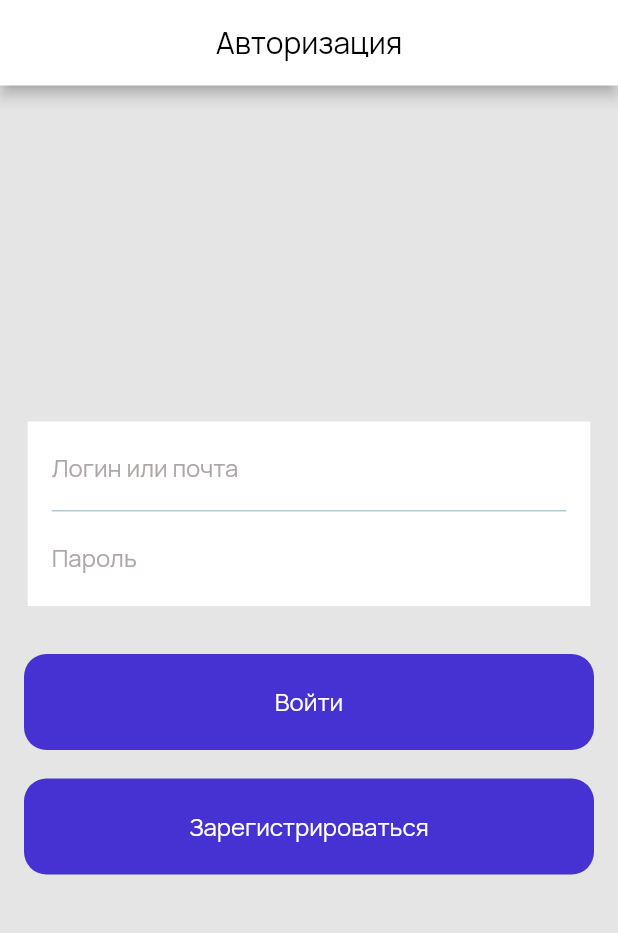
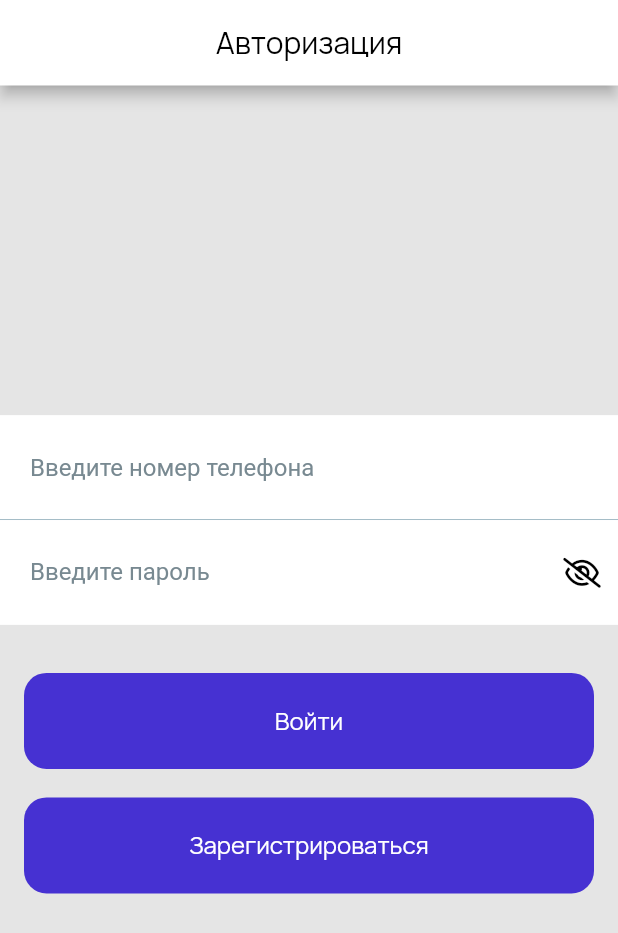
Before and after one commit to blacKKiller080/TestTask, a Flutter app: the screen it shows after launch, on a phone screen of 412 x 824 dp. Shown: the top 933 px of the screen. Run offline on Flutter 3.47's test engine with Material 2 defaults, Android fonts, the phone set to English and light mode, and no system bars; our stand-ins replace flutter_svg, font_awesome_flutter, google_fonts, mask_text_input_formatter, sizer.

Commit message:
Authorization Input Fixed

```diff
--- /dev/null
+++ b/lib/core/components/common_input.dart
@@ -0,0 +1,216 @@
+import 'package:flutter/material.dart';
+import 'package:flutter/services.dart';
+import 'package:flutter/widgets.dart';
+import 'package:font_awesome_flutter/font_awesome_flutter.dart';
+
+import '../constants/styles.dart';
+
+class CommonInput extends StatefulWidget {
+  final String text;
+  final InputType type;
+  final bool isLabelTextOn;
+  final TextEditingController? controller;
+  final List<TextInputFormatter>? formatters;
+  final Function? validator;
+  final void Function(String value)? onChanged;
+  final int? maxLines;
+  final bool isSearch;
+  final bool editable;
+  final String? initialValue;
+  final Color? customColor;
+  final void Function(String value)? onSubmitted;
+  final EdgeInsets? margin;
+  double contentPaddingVertical;
+  double borderRadius;
+  FontWeight fontWeight;
+  int borderAlpha;
+
+  CommonInput(
+    this.text, {
+    this.type = InputType.TEXT,
+    this.controller,
+    this.isLabelTextOn = false,
+    this.validator,
+    this.formatters,
+    this.onChanged,
+    this.maxLines,
+    this.initialValue,
+    this.editable = true,
+    this.customColor,
+    this.onSubmitted,
+    this.margin,
+    this.isSearch = false,
+    this.contentPaddingVertical = 18.0,
+    this.borderRadius = 10,
+    this.fontWeight = FontWeight.normal,
+    this.borderAlpha = 255,
+  });
+
+  @override
+  _CommonInputState createState() => _CommonInputState();
+}
+
+class _CommonInputState extends State<CommonInput> {
+  bool _isTextNotObscured = false;
+
+  @override
+  Widget build(BuildContext context) {
+    return Container(
+      margin: widget.margin,
+      child: Column(
+        crossAxisAlignment: CrossAxisAlignment.start,
+        children: [
+          widget.isLabelTextOn
+              ? Padding(
+                  padding: const EdgeInsets.symmetric(vertical: 8),
+                  child: Text(
+                    this.widget.text,
+                    style: TextStyle(
+                      fontSize: 14,
+                      fontWeight: widget.fontWeight,
+                      color: widget.customColor == null
+                          ? Styles.k_white_color
+                          : widget.customColor,
+                    ),
+                  ),
+                )
+              : Container(),
+          TextFormField(
+            onFieldSubmitted: widget.onSubmitted,
+            onChanged: widget.onChanged,
+            controller: widget.controller,
+            style: TextStyle(fontSize: 16, color: Styles.k_black),
+            maxLines: widget.maxLines != null ? widget.maxLines : 1,
+            inputFormatters: _getInputFormatters(),
+            keyboardType: _getKeyBoardType(this.widget.type),
+            obscuringCharacter: "*",
+            obscureText: isPasswordInput() && !_isTextNotObscured,
+            initialValue: widget.initialValue,
+            enabled: widget.editable,
+            decoration: InputDecoration(
+              fillColor: Colors.white,
+              filled: true,
+              suffixIcon: isPasswordInput()
+                  ? GestureDetector(
+                      onTap: () {
+                        this._isTextNotObscured = !this._isTextNotObscured;
+                        setState(() {});
+                      },
+                      child: Padding(
+                        padding: EdgeInsets.only(
+                            top: 0), // add padding to adjust icon
+                        child: Icon(
+                          _isTextNotObscured
+                              ? FontAwesomeIcons.eye
+                              : FontAwesomeIcons.eyeSlash,
+                          color: Colors.black,
+                          size: 20,
+                        ),
+                      ),
+                    )
+                  : null,
+              prefixIcon: widget.isSearch
+                  ? Padding(
+                      padding:
+                          EdgeInsets.only(top: 0), // add padding to adjust icon
+                      child: Icon(Icons.search),
+                    )
+                  : null,
+              contentPadding: EdgeInsets.symmetric(
+                  vertical: widget.contentPaddingVertical, horizontal: 20),
+              hintText: this.widget.text,
+              hintStyle: TextStyle(
+                fontSize: 16,
+                color: Styles.k_text_secondary_color,
+              ),
+              alignLabelWithHint: false,
+              enabledBorder: OutlineInputBorder(
+                borderSide: BorderSide(
+                  color: Styles.k_white_color,
+                ),
+                borderRadius:
+                    BorderRadius.all(Radius.circular(widget.borderRadius)),
+              ),
+              errorBorder: OutlineInputBorder(
+                borderSide: BorderSide(
+                  color: Colors.red,
+                ),
+                borderRadius:
+                    BorderRadius.all(Radius.circular(widget.borderRadius)),
+              ),
+              focusedErrorBorder: OutlineInputBorder(
+                borderSide: BorderSide(
+                  color: Colors.red,
+                ),
+                borderRadius:
+                    BorderRadius.all(Radius.circular(widget.borderRadius)),
+              ),
+              focusedBorder: OutlineInputBorder(
+                borderSide: BorderSide(
+                  color: widget.customColor ?? Styles.k_text_primary_color,
+                ),
+                borderRadius:
+                    BorderRadius.all(Radius.circular(widget.borderRadius)),
+              ),
+              disabledBorder: OutlineInputBorder(
+                borderSide: BorderSide(
+                  color: widget.customColor ?? Styles.k_text_primary_color,
+                ),
+                borderRadius:
+                    BorderRadius.all(Radius.circular(widget.borderRadius)),
+              ),
+            ),
+          ),
+        ],
+      ),
+      decoration: BoxDecoration(
+        border: BorderDirectional(
+          bottom: BorderSide(
+              color: Color.fromARGB(widget.borderAlpha, 165, 189, 199),
+              width: 0.8),
+        ),
+      ),
+    );
+  }
+
+  List<TextInputFormatter> _getInputFormatters() {
+    return widget.formatters ?? [];
+  }
+
+  bool isPasswordInput() {
+    return widget.type == InputType.PASSWORD;
+  }
+
+  TextInputType _getKeyBoardType(InputType type) {
+    TextInputType textType;
+
+    switch (type) {
+      case InputType.EMAIL:
+        textType = TextInputType.emailAddress;
+        break;
+      case InputType.NUMBER:
+        textType = TextInputType.numberWithOptions(decimal: true, signed: true);
+        break;
+      case InputType.NUMBER_WITH_OPTIONS:
+        textType = TextInputType.numberWithOptions(decimal: true, signed: true);
+        break;
+      case InputType.PHONE:
+        textType = TextInputType.number;
+        break;
+      default:
+        textType = TextInputType.text;
+    }
+
+    return textType;
+  }
+}
+
+enum InputType {
+  TEXT,
+  PASSWORD,
+  EMAIL,
+  NUMBER,
+  NUMBER_WITH_OPTIONS,
+  PHONE,
+  TIME
+}
--- /dev/null
+++ b/lib/core/helper/input_helper.dart
@@ -0,0 +1,32 @@
+import 'dart:developer';
+
+import 'package:mask_text_input_formatter/mask_text_input_formatter.dart';
+
+class InputHelper {
+  static MaskTextInputFormatter maskTextInputFormatter() {
+    return MaskTextInputFormatter(
+      mask: "+# (###) ###-##-##",
+      filter: {
+        "#": RegExp(r'[0-9]'),
+      },
+    );
+  }
+
+  static MaskTextInputFormatter dateTextInputFormatter() {
+    return MaskTextInputFormatter(
+      mask: "##.##.####",
+      filter: {
+        "#": RegExp(r'[0-9]'),
+      },
+    );
+  }
+
+  static MaskTextInputFormatter bankTextInputFormatter() {
+    return MaskTextInputFormatter(
+      mask: "#### #### #### ####",
+      filter: {
+        "#": RegExp(r'[0-9]'),
+      },
+    );
+  }
+}
--- a/lib/modules/system/screens/authorization_screens/authorization_screen.dart
+++ b/lib/modules/system/screens/authorization_screens/authorization_screen.dart
@@ -3,18 +3,36 @@
 import 'package:flutter/cupertino.dart';
 import 'package:flutter/material.dart';
 import 'package:google_fonts/google_fonts.dart';
+import 'package:mask_text_input_formatter/mask_text_input_formatter.dart';
 
 import '../../../../core/components/auth_button.dart';
 import '../../../../core/components/auth_input.dart';
+import '../../../../core/components/common_input.dart';
+import '../../../../core/helper/input_helper.dart';
 import '../../../../core/helper/navigateble.dart';
 import '../../../../core/routes/routes.dart';
 
-class AuthorizationScreen extends StatelessWidget implements Navigatable {
+class AuthorizationScreen extends StatefulWidget implements Navigatable {
+  @override
+  State<AuthorizationScreen> createState() => _AuthorizationScreenState();
+
+  @override
+  String getName() {
+    return Routes.authorization_screen;
+  }
+}
+
+class _AuthorizationScreenState extends State<AuthorizationScreen> {
+  var phoneController = TextEditingController();
+  var passwordController = TextEditingController();
+  MaskTextInputFormatter formatter = InputHelper.maskTextInputFormatter();
+
   @override
   Widget build(BuildContext context) {
     var height = MediaQuery.of(context).size.height;
 
     return Scaffold(
+      resizeToAvoidBottomInset: true,
       appBar: AppBar(
         title: const Text(
           'Авторизация',
@@ -32,14 +50,40 @@ class AuthorizationScreen extends StatelessWidget implements Navigatable {
         child: Column(
           children: [
             Container(
-              height: 123,
-              width: 375,
-              margin: EdgeInsets.only(top: 224),
+              margin: EdgeInsets.only(top: 220),
               color: Colors.white,
               child: Column(
                 children: [
-                  AuthInput('Логин или почта', 255),
-                  AuthInput('Пароль', 0),
+                  CommonInput(
+                    "Введите номер телефона",
+                    margin: EdgeInsets.only(top: 0),
+                    type: InputType.PHONE,
+                    controller: phoneController,
+                    formatters: [formatter],
+                    borderRadius: 0,
+                    contentPaddingVertical: 25,
+                    onChanged: (val) {
+                      if (val.length == 18) {
+                        FocusScope.of(context).nextFocus();
+                      }
+                    },
+                  ),
+                  CommonInput(
+                    "Введите пароль",
+                    margin: EdgeInsets.only(top: 0),
+                    type: InputType.PASSWORD,
+                    controller: passwordController,
+                    borderRadius: 0,
+                    borderAlpha: 0,
+                    contentPaddingVertical: 25,
+                    onSubmitted: (val) {
+                      if (phoneController.text.length == 18 &&
+                          passwordController.text.length >= 8) {
+                        Navigator.pushReplacementNamed(context, Routes.system);
+                        // login();
+                      }
+                    },
+                  ),
                 ],
                 mainAxisAlignment: MainAxisAlignment.spaceEvenly,
                 crossAxisAlignment: CrossAxisAlignment.start,
@@ -58,9 +102,4 @@ class AuthorizationScreen extends StatelessWidget implements Navigatable {
       ),
     );
   }
-
-  @override
-  String getName() {
-    return Routes.authorization_screen;
-  }
 }
--- a/lib/modules/system/screens/authorization_screens/registration_screen.dart
+++ b/lib/modules/system/screens/authorization_screens/registration_screen.dart
@@ -15,6 +15,7 @@ class RegistrationScreen extends StatelessWidget implements Navigatable {
     var height = MediaQuery.of(context).size.height;
 
     return Scaffold(
+      resizeToAvoidBottomInset: true,
       appBar: AppBar(
         title: const Text(
           'Регистрация',
--- a/pubspec.yaml
+++ b/pubspec.yaml
@@ -38,6 +38,8 @@ dependencies:
   flutter_svg: ^0.22.0
   sizer: ^2.0.13
   google_fonts: ^2.1.0
+  font_awesome_flutter: ^10.2.1
+  mask_text_input_formatter: ^2.4.0
 
 dev_dependencies:
   flutter_test:
```
Also changed, not shown: pubspec.lock.
